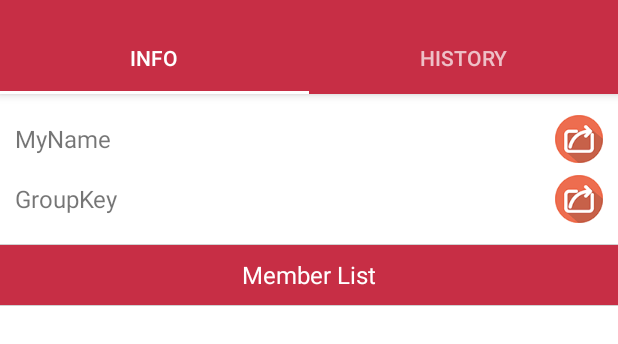
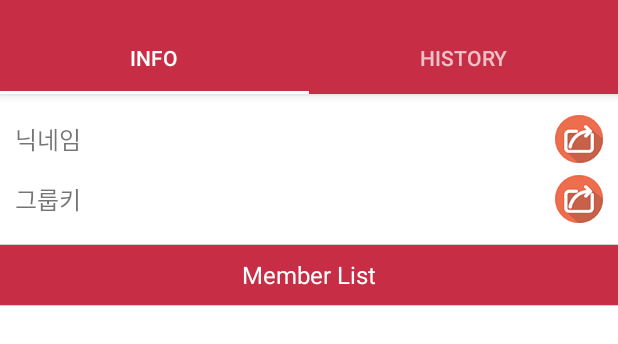
Before and after one commit to Team-Sprout/Clipcon-AndroidClient, an Android app: the GroupActivity screen opened directly, with no data from a screen before it, on a phone screen of 412 x 824 dp, the part 62-406 px from its top. Run offline under Robolectric (Android 15) with nearby library versions, the phone set to English and light mode, and no system bars; libraries missing offline, so code that uses them is left out: com.afollestad.materialdialogs; 6 statements that could not run were skipped.

Commit message:
changing hard-coded string

```diff
--- a/app/src/main/java/com/sprout/clipcon/activity/GroupActivity.java
+++ b/app/src/main/java/com/sprout/clipcon/activity/GroupActivity.java
@@ -80,9 +80,9 @@ public class GroupActivity extends AppCompatActivity {
     public void onBackPressed() {
 
         new MaterialDialog.Builder(this)
-                .content("그룹에서 나가며, 히스토리가 모두 삭제됩니다. 계속하시겠습니까?")
-                .negativeText("NO")
-                .positiveText("YES")
+                .content(R.string.exitAlert)
+                .negativeText(R.string.no)
+                .positiveText(R.string.yes)
                 .onPositive(new MaterialDialog.SingleButtonCallback() {
                     @Override
                     public void onClick(@NonNull MaterialDialog dialog, @NonNull DialogAction which) {
@@ -112,12 +112,12 @@ public class GroupActivity extends AppCompatActivity {
     private void initLayout() {
 
         Toolbar toolbar = (Toolbar) findViewById(R.id.group_toolbar);
-        toolbar.setTitle("Clipcon");
+        toolbar.setTitle(R.string.app_name);
         setSupportActionBar(toolbar);
 
         TabLayout tabLayout = (TabLayout) findViewById(R.id.tab_layout);
-        tabLayout.addTab(tabLayout.newTab().setText("INFO"));
-        tabLayout.addTab(tabLayout.newTab().setText("HISTORY"));
+        tabLayout.addTab(tabLayout.newTab().setText(R.string.info));
+        tabLayout.addTab(tabLayout.newTab().setText(R.string.history));
         tabLayout.setTabGravity(TabLayout.GRAVITY_FILL);
 
         final ViewPager viewPager = (ViewPager) findViewById(R.id.pager);
--- a/app/src/main/java/com/sprout/clipcon/activity/MainActivity.java
+++ b/app/src/main/java/com/sprout/clipcon/activity/MainActivity.java
@@ -59,10 +59,10 @@ public class MainActivity extends AppCompatActivity {
 
     public void showJoinDialog() {
         new MaterialDialog.Builder(this)
-                .title("고유키를 입력하세요")
+                .title(R.string.inputKey)
                 .inputType(InputType.TYPE_CLASS_TEXT | InputType.TYPE_TEXT_VARIATION_PERSON_NAME)
-                .positiveText("참여")
-                .input("", "", false, new MaterialDialog.InputCallback() {
+                .positiveText(R.string.joinKo)
+                .input(R.string.empty, R.string.empty, false, new MaterialDialog.InputCallback() {
                     @Override
                     public void onInput(@NonNull MaterialDialog dialog, final CharSequence inputGroupKey) {
                         final EndpointInBackGround.BackgroundCallback result = new EndpointInBackGround.BackgroundCallback() {
--- a/app/src/main/java/com/sprout/clipcon/activity/SettingsActivity.java
+++ b/app/src/main/java/com/sprout/clipcon/activity/SettingsActivity.java
@@ -20,7 +20,7 @@ public class SettingsActivity extends AppCompatActivity {
         setContentView(R.layout.settings_activity);
 
         Toolbar toolbar = (Toolbar) findViewById(R.id.settings_toolbar);
-        toolbar.setTitle("설정");
+        toolbar.setTitle(R.string.setting);
         toolbar.setNavigationIcon(R.drawable.ic_arrow_back_white_24dp);
         toolbar.setNavigationOnClickListener(new View.OnClickListener() {
             @Override
--- a/app/src/main/res/layout/activity_main.xml
+++ b/app/src/main/res/layout/activity_main.xml
@@ -21,7 +21,7 @@
         <TextView
             android:layout_width="wrap_content"
             android:layout_height="wrap_content"
-            android:text="Clipcon"
+            android:text="@string/app_name"
             android:textSize="40dp"
             android:layout_marginBottom="40dp"/>
 
@@ -31,7 +31,7 @@
             android:layout_height="wrap_content"
             android:background="@color/colorAccent"
             android:textColor="#ffffff"
-            android:text="Create"
+            android:text="@string/create"
             android:layout_marginBottom="10dp"/>
 
         <Button
@@ -40,7 +40,7 @@
             android:layout_height="wrap_content"
             android:background="@color/colorAccent"
             android:textColor="#ffffff"
-            android:text="Join"
+            android:text="@string/joinEn"
             android:layout_marginBottom="10dp"/>
 
     </LinearLayout>
--- a/app/src/main/res/layout/fragment_info.xml
+++ b/app/src/main/res/layout/fragment_info.xml
@@ -19,7 +19,7 @@
             <TextView
                 android:layout_width="wrap_content"
                 android:layout_height="wrap_content"
-                android:text="MyName"
+                android:text="@string/nickName"
                 android:textSize="16sp"
                 android:layout_alignParentStart="true"
                 android:layout_centerVertical="true"/>
@@ -36,11 +36,10 @@
                 android:id="@+id/my_nickname"
                 android:layout_width="wrap_content"
                 android:layout_height="wrap_content"
-                android:text="myNickname"
                 android:textSize="16sp"
                 android:layout_centerVertical="true"
-                android:layout_marginRight="16dp"
-                android:layout_toLeftOf="@id/editNickName"/>
+                android:layout_marginEnd="16dp"
+                android:layout_toStartOf="@id/editNickName"/>
 
         </RelativeLayout>
 
@@ -52,7 +51,7 @@
             <TextView
                 android:layout_width="wrap_content"
                 android:layout_height="wrap_content"
-                android:text="GroupKey"
+                android:text="@string/groupKey"
                 android:textSize="16sp"
                 android:layout_alignParentStart="true"
                 android:layout_centerVertical="true"/>
@@ -69,11 +68,10 @@
                 android:id="@+id/group_key"
                 android:layout_width="wrap_content"
                 android:layout_height="wrap_content"
-                android:text="0000"
                 android:textSize="16sp"
                 android:layout_centerVertical="true"
-                android:layout_marginRight="16dp"
-                android:layout_toLeftOf="@id/copyGroupKey"/>
+                android:layout_marginEnd="16dp"
+                android:layout_toStartOf="@id/copyGroupKey"/>
 
         </RelativeLayout>
 
--- a/app/src/main/res/values/strings.xml
+++ b/app/src/main/res/values/strings.xml
@@ -1,3 +1,31 @@
 <resources>
     <string name="app_name">Clipcon</string>
+
+    <!--GroupActivity-->
+    <string name="exitAlert">그룹에서 나가며, 히스토리가 모두 삭제됩니다. 계속하시겠습니까?</string>
+    <string name="yes">YES</string>
+    <string name="no">NO</string>
+    <string name="info">INFO</string>
+    <string name="history">HISTORY</string>
+
+    <!--MainActivity-->
+    <string name="inputKey">고유키를 입력하세요</string>
+    <string name="joinKo">참여</string>
+
+    <!--SettingsActivity-->
+    <string name="setting">설정</string>
+
+    <!--infoFragment-->
+    <string name="changeName">새로운 닉네임 입력</string>
+    <string name="confirm">완료</string>
+    <string name="empty"> </string>
+
+    <!--activity_main.xml-->
+    <string name="joinEn">JOIN</string>
+    <string name="create">CREATE</string>
+
+    <!--fragment_info.xml-->
+    <string name="nickName">닉네임</string>
+    <string name="groupKey">그룹키</string>
+
 </resources>
```
Also changed, not shown: app/src/main/java/com/sprout/clipcon/fragment/InfoFragment.java (+7 -4 lines), app/src/main/java/com/sprout/clipcon/server/EndpointInBackGround.java (+7 -0 lines).
